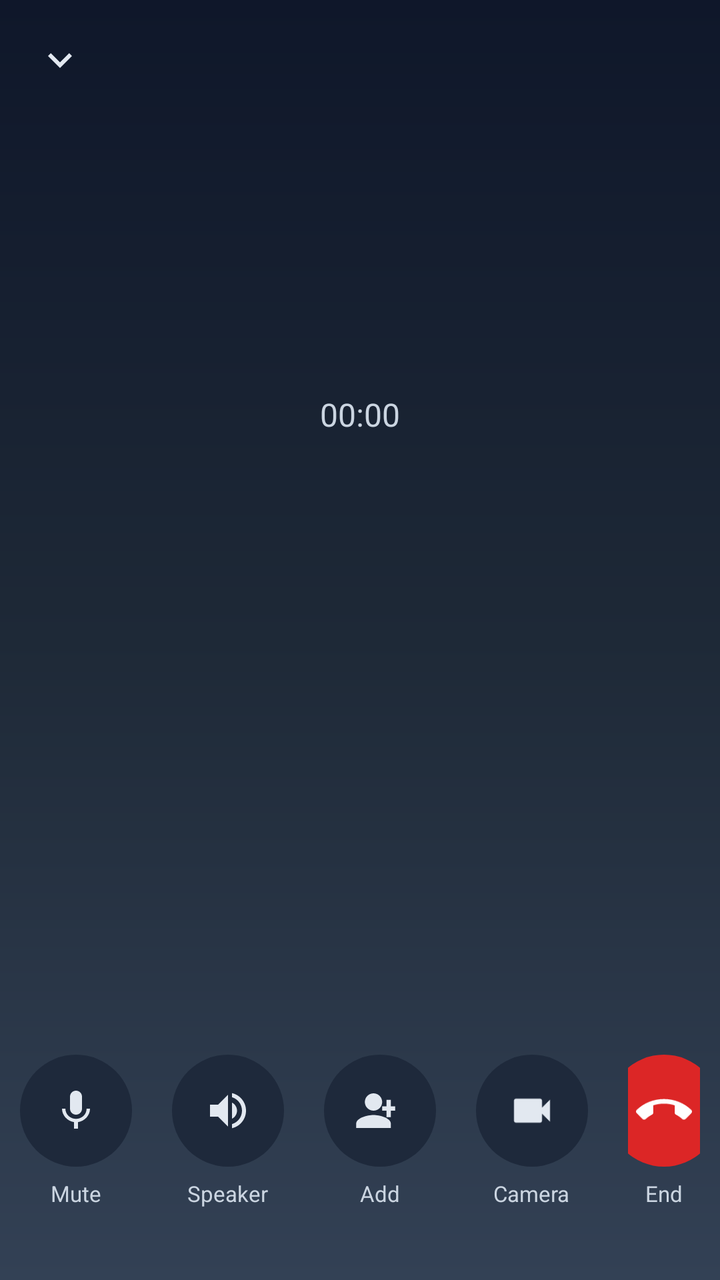
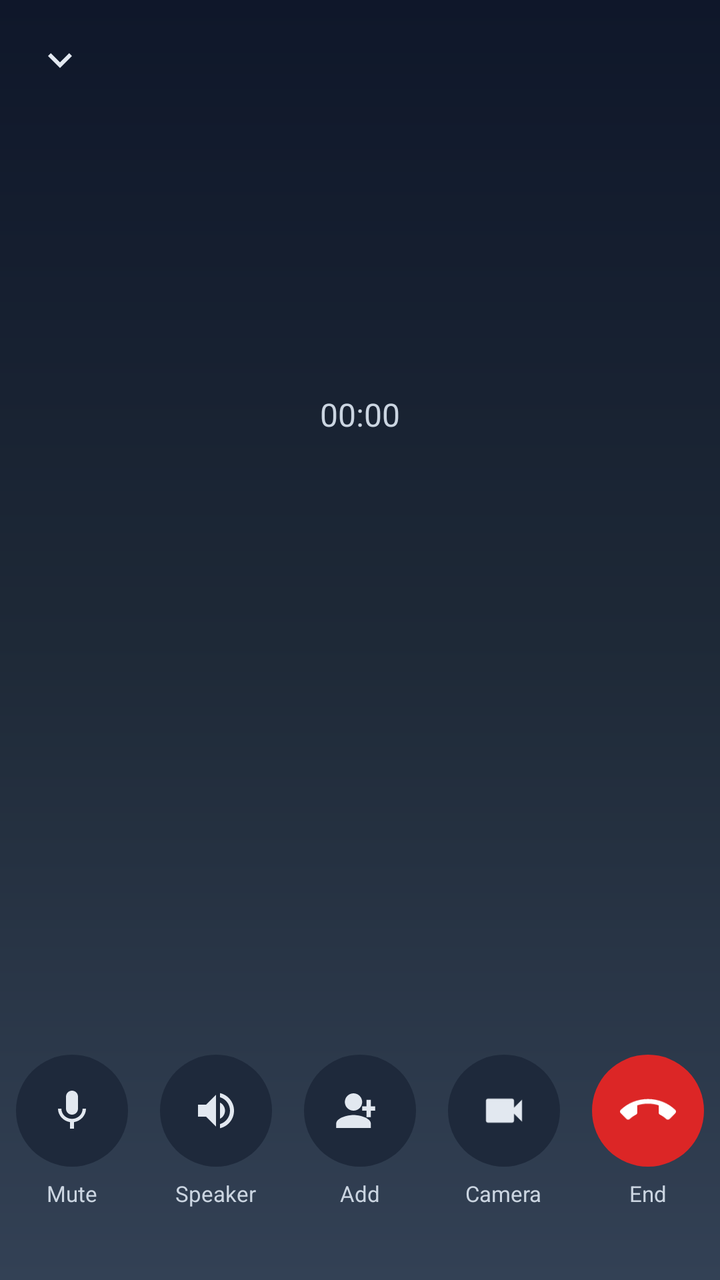

Two renders of the same Android screen: before a commit and after it. Below are the layout's source before the change and the commit's diff.
<!-- AndroidManifest.xml: application theme Theme.UnlimitedPossibilities12 -->
<!-- res/layout/activity_group_call.xml -->
<?xml version="1.0" encoding="utf-8"?>
<androidx.constraintlayout.widget.ConstraintLayout xmlns:android="http://schemas.android.com/apk/res/android"
    xmlns:app="http://schemas.android.com/apk/res-auto"
    android:layout_width="match_parent"
    android:layout_height="match_parent"
    android:background="@drawable/gradient_voice_call_background">

    
    <ImageView
        android:id="@+id/minimize_button"
        android:layout_width="44dp"
        android:layout_height="44dp"
        android:layout_margin="8dp"
        android:background="?attr/selectableItemBackgroundBorderless"
        android:clickable="true"
        android:contentDescription="@string/call_minimize"
        android:focusable="true"
        android:padding="10dp"
        android:src="@drawable/ic_chevron_down"
        app:tint="#E2E8F0"
        app:layout_constraintStart_toStartOf="parent"
        app:layout_constraintTop_toTopOf="parent" />

    
    <TextView
        android:id="@+id/tile_mode_button"
        android:layout_width="wrap_content"
        android:layout_height="wrap_content"
        android:layout_margin="12dp"
        android:background="?attr/selectableItemBackgroundBorderless"
        android:clickable="true"
        android:contentDescription="@string/call_tile_shape"
        android:focusable="true"
        android:padding="8dp"
        android:text="@string/call_tile_auto"
        android:textColor="#67E8F9"
        android:textSize="13sp"
        android:visibility="gone"
        app:layout_constraintEnd_toEndOf="parent"
        app:layout_constraintTop_toTopOf="parent" />

    
    <FrameLayout
        android:id="@+id/avatars_row"
        android:layout_width="wrap_content"
        android:layout_height="64dp"
        android:layout_marginTop="12dp"
        app:layout_constraintTop_toBottomOf="@id/minimize_button"
        app:layout_constraintStart_toStartOf="parent"
        app:layout_constraintEnd_toEndOf="parent">

        <LinearLayout
            android:id="@+id/avatars_container"
            android:layout_width="wrap_content"
            android:layout_height="match_parent"
            android:gravity="center"
            android:orientation="horizontal" />
    </FrameLayout>

    <TextView
        android:id="@+id/call_title"
        android:layout_width="0dp"
        android:layout_height="wrap_content"
        android:layout_marginHorizontal="24dp"
        android:layout_marginTop="12dp"
        android:ellipsize="end"
        android:gravity="center"
        android:maxLines="2"
        android:textColor="#F8FAFC"
        android:textSize="22sp"
        android:textStyle="bold"
        app:layout_constraintTop_toBottomOf="@id/avatars_row"
        app:layout_constraintStart_toStartOf="parent"
        app:layout_constraintEnd_toEndOf="parent" />

    <TextView
        android:id="@+id/call_subtitle"
        android:layout_width="wrap_content"
        android:layout_height="wrap_content"
        android:layout_marginTop="4dp"
        android:textColor="#94A3B8"
        android:textSize="14sp"
        app:layout_constraintTop_toBottomOf="@id/call_title"
        app:layout_constraintStart_toStartOf="parent"
        app:layout_constraintEnd_toEndOf="parent" />

    <TextView
        android:id="@+id/call_timer"
        android:layout_width="wrap_content"
        android:layout_height="wrap_content"
        android:layout_marginTop="4dp"
        android:text="00:00"
        android:textColor="#CBD5E1"
        android:textSize="16sp"
        app:layout_constraintTop_toBottomOf="@id/call_subtitle"
        app:layout_constraintStart_toStartOf="parent"
        app:layout_constraintEnd_toEndOf="parent" />

    
    <FrameLayout
        android:id="@+id/content_container"
        android:layout_width="0dp"
        android:layout_height="0dp"
        android:layout_marginHorizontal="12dp"
        android:layout_marginTop="16dp"
        android:layout_marginBottom="12dp"
        app:layout_constraintTop_toBottomOf="@id/call_timer"
        app:layout_constraintBottom_toTopOf="@id/call_controls"
        app:layout_constraintStart_toStartOf="parent"
        app:layout_constraintEnd_toEndOf="parent">

        <androidx.recyclerview.widget.RecyclerView
            android:id="@+id/participants_recycler_view"
            android:layout_width="match_parent"
            android:layout_height="match_parent"
            android:clipToPadding="false" />

        <androidx.recyclerview.widget.RecyclerView
            android:id="@+id/video_grid"
            android:layout_width="match_parent"
            android:layout_height="match_parent"
            android:clipToPadding="false"
            android:visibility="gone" />
    </FrameLayout>

    
    <FrameLayout
        android:id="@+id/local_video_card"
        android:layout_width="96dp"
        android:layout_height="128dp"
        android:layout_marginStart="16dp"
        android:layout_marginBottom="12dp"
        android:background="@drawable/bg_video_self"
        android:visibility="gone"
        app:layout_constraintStart_toStartOf="parent"
        app:layout_constraintBottom_toTopOf="@id/call_controls">

        <org.webrtc.SurfaceViewRenderer
            android:id="@+id/local_video_view"
            android:layout_width="match_parent"
            android:layout_height="match_parent" />

        <TextView
            android:id="@+id/local_no_video_text"
            android:layout_width="match_parent"
            android:layout_height="match_parent"
            android:gravity="center"
            android:text="@string/call_camera_off"
            android:textColor="#94A3B8"
            android:textSize="12sp" />

        <ImageView
            android:id="@+id/toggle_camera_button"
            android:layout_width="32dp"
            android:layout_height="32dp"
            android:layout_gravity="bottom|end"
            android:layout_margin="4dp"
            android:background="@drawable/circle_background"
            android:backgroundTint="#CC0F172A"
            android:clickable="true"
            android:contentDescription="@string/call_camera"
            android:focusable="true"
            android:padding="7dp"
            android:src="@drawable/ic_video_call"
            app:tint="#E2E8F0" />
    </FrameLayout>

    
    <LinearLayout
        android:id="@+id/call_controls"
        android:layout_width="wrap_content"
        android:layout_height="wrap_content"
        android:layout_marginBottom="36dp"
        android:gravity="center"
        android:orientation="horizontal"
        app:layout_constraintBottom_toBottomOf="parent"
        app:layout_constraintStart_toStartOf="parent"
        app:layout_constraintEnd_toEndOf="parent">

        <LinearLayout
            android:layout_width="wrap_content"
            android:layout_height="wrap_content"
            android:layout_marginHorizontal="10dp"
            android:gravity="center"
            android:orientation="vertical">

            <ImageView
                android:id="@+id/mute_button"
                android:layout_width="56dp"
                android:layout_height="56dp"
                android:background="@drawable/circle_background"
                android:backgroundTint="#1E293B"
                android:clickable="true"
                android:contentDescription="@string/call_mute"
                android:focusable="true"
                android:padding="16dp"
                android:src="@drawable/ic_mic_white"
                app:tint="#E2E8F0" />

            <TextView
                android:layout_width="wrap_content"
                android:layout_height="wrap_content"
                android:layout_marginTop="6dp"
                android:text="@string/call_mute"
                android:textColor="#CBD5E1"
                android:textSize="11sp" />
        </LinearLayout>

        <LinearLayout
            android:layout_width="wrap_content"
            android:layout_height="wrap_content"
            android:layout_marginHorizontal="10dp"
            android:gravity="center"
            android:orientation="vertical">

            <ImageView
                android:id="@+id/speaker_button"
                android:layout_width="56dp"
                android:layout_height="56dp"
                android:background="@drawable/circle_background"
                android:backgroundTint="#1E293B"
                android:clickable="true"
                android:contentDescription="@string/call_speaker"
                android:focusable="true"
                android:padding="16dp"
                android:src="@drawable/ic_volume_up"
                app:tint="#E2E8F0" />

            <TextView
                android:layout_width="wrap_content"
                android:layout_height="wrap_content"
                android:layout_marginTop="6dp"
                android:text="@string/call_speaker"
                android:textColor="#CBD5E1"
                android:textSize="11sp" />
        </LinearLayout>

        <LinearLayout
            android:layout_width="wrap_content"
            android:layout_height="wrap_content"
            android:layout_marginHorizontal="10dp"
            android:gravity="center"
            android:orientation="vertical">

            
            <ImageView
                android:id="@+id/add_button"
                android:layout_width="56dp"
                android:layout_height="56dp"
                android:background="@drawable/circle_background"
                android:backgroundTint="#1E293B"
                android:clickable="true"
                android:contentDescription="@string/call_add"
                android:focusable="true"
                android:padding="15dp"
                android:src="@drawable/ic_group_add"
                app:tint="#E2E8F0" />

            <TextView
                android:layout_width="wrap_content"
                android:layout_height="wrap_content"
                android:layout_marginTop="6dp"
                android:text="@string/call_add"
                android:textColor="#CBD5E1"
                android:textSize="11sp" />
        </LinearLayout>

        <LinearLayout
            android:layout_width="wrap_content"
            android:layout_height="wrap_content"
            android:layout_marginHorizontal="10dp"
            android:gravity="center"
            android:orientation="vertical">

            
            <ImageView
                android:id="@+id/toggle_mode_button"
                android:layout_width="56dp"
                android:layout_height="56dp"
                android:background="@drawable/circle_background"
                android:backgroundTint="#1E293B"
                android:clickable="true"
                android:contentDescription="@string/call_camera"
                android:focusable="true"
                android:padding="16dp"
                android:src="@drawable/ic_video_call"
                app:tint="#E2E8F0" />

            <TextView
                android:layout_width="wrap_content"
                android:layout_height="wrap_content"
                android:layout_marginTop="6dp"
                android:text="@string/call_camera"
                android:textColor="#CBD5E1"
                android:textSize="11sp" />
        </LinearLayout>

        <LinearLayout
            android:layout_width="wrap_content"
            android:layout_height="wrap_content"
            android:layout_marginHorizontal="10dp"
            android:gravity="center"
            android:orientation="vertical">

            <ImageView
                android:id="@+id/end_call_button"
                android:layout_width="56dp"
                android:layout_height="56dp"
                android:background="@drawable/circle_background"
                android:backgroundTint="#DC2626"
                android:clickable="true"
                android:contentDescription="@string/call_end"
                android:focusable="true"
                android:padding="14dp"
                android:src="@drawable/ic_call_end_down"
                app:tint="#FFFFFF" />

            <TextView
                android:layout_width="wrap_content"
                android:layout_height="wrap_content"
                android:layout_marginTop="6dp"
                android:text="@string/call_end"
                android:textColor="#CBD5E1"
                android:textSize="11sp" />
        </LinearLayout>
    </LinearLayout>
</androidx.constraintlayout.widget.ConstraintLayout>
<!-- resources referenced by this layout -->
<resources>
  <!-- drawable bg_video_self (drawable) -->
  <?xml version="1.0" encoding="utf-8"?>
  <shape xmlns:android="http://schemas.android.com/apk/res/android"
      android:shape="rectangle">
      <solid android:color="#000000" />
      <corners android:radius="14dp" />
      <stroke
          android:width="1dp"
          android:color="#33FFFFFF" />
  </shape>
  <!-- drawable circle_background (drawable) -->
  <?xml version="1.0" encoding="utf-8"?>
  <shape xmlns:android="http://schemas.android.com/apk/res/android">
      <solid android:color="#757575" />
      <corners android:radius="60dp" />
  </shape>
  <!-- drawable gradient_voice_call_background (drawable) -->
  <?xml version="1.0" encoding="utf-8"?>
  <shape xmlns:android="http://schemas.android.com/apk/res/android">
      <gradient
          android:angle="270"
          android:startColor="#0F172A"
          android:centerColor="#1E2937"
          android:endColor="#334155" />
  </shape>
  <!-- drawable ic_chevron_down (drawable) -->
  <?xml version="1.0" encoding="utf-8"?>
  <vector xmlns:android="http://schemas.android.com/apk/res/android"
      android:width="24dp"
      android:height="24dp"
      android:viewportWidth="24"
      android:viewportHeight="24">
      <path
          android:fillColor="#FFFFFF"
          android:pathData="M7.41,8.59 L12,13.17l4.59,-4.58L18,10l-6,6 -6,-6z" />
  </vector>
  <!-- drawable ic_mic_white (drawable) -->
  <vector xmlns:android="http://schemas.android.com/apk/res/android"
      android:width="24dp"
      android:height="24dp"
      android:viewportWidth="24"
      android:viewportHeight="24">
      <path
          android:fillColor="#FFFFFF"
          android:pathData="M12,14c1.66,0 3,-1.34 3,-3L15,5c0,-1.66 -1.34,-3 -3,-3S9,3.34 9,5v6c0,1.66 1.34,3 3,3zM17.3,11c0,3 -2.54,5.1 -5.3,5.1S6.7,14 6.7,11L5,11c0,3.41 2.72,6.23 6,6.72L11,21h2v-3.28c3.28,-0.48 6,-3.3 6,-6.72h-1.7z"/>
  </vector>
  <!-- drawable ic_video_call (drawable) -->
  <vector xmlns:android="http://schemas.android.com/apk/res/android"
      android:width="24dp"
      android:height="24dp"
      android:viewportWidth="24"
      android:viewportHeight="24">
      <path
          android:fillColor="#000000"
          android:pathData="M17,10.5V7c0-0.55-0.45-1-1-1H4c-0.55,0-1,0.45-1,1v10c0,0.55,0.45,1,1,1h12c0.55,0,1-0.45,1-1v-3.5l4,4v-11l-4,4z"/>
  </vector>
  <!-- drawable ic_volume_up (drawable) -->
  <vector xmlns:android="http://schemas.android.com/apk/res/android"
      android:width="24dp"
      android:height="24dp"
      android:viewportWidth="24"
      android:viewportHeight="24">
      <path
          android:fillColor="#FFFFFF"
          android:pathData="M3,9v6h4l5,5L12,4L7,9H3zM16.5,12c0,-1.77 -1.02,-3.29 -2.5,-4.03v8.05c1.48,-0.73 2.5,-2.25 2.5,-4.02zM14,3.23v2.06c2.89,0.86 5,3.54 5,6.71s-2.11,5.85 -5,6.71v2.06c4.01,-0.91 7,-4.49 7,-8.77s-2.99,-7.86 -7,-8.77z"/>
  </vector>
  <string name="call_add">Add</string>
  <string name="call_camera">Camera</string>
  <string name="call_camera_off">Camera is off</string>
  <string name="call_end">End</string>
  <string name="call_minimize">Minimize</string>
  <string name="call_mute">Mute</string>
  <string name="call_speaker">Speaker</string>
  <string name="call_tile_auto">Auto</string>
  <string name="call_tile_shape">Participant screen shape</string>
  <style name="Theme.UnlimitedPossibilities12" parent="Base.Theme.UnlimitedPossibilities12" />
  <style name="Base.Theme.UnlimitedPossibilities12" parent="Theme.Material3.DayNight.NoActionBar">
          
          
      </style>
  <!-- unchanged entries left out for length: 2 -->
</resources>

<!-- the commit's change to res/layout/activity_group_call.xml (unified diff, before → after) -->
@@ -168,7 +168,7 @@
     
     <LinearLayout
         android:id="@+id/call_controls"
-        android:layout_width="wrap_content"
+        android:layout_width="0dp"
         android:layout_height="wrap_content"
         android:layout_marginBottom="36dp"
         android:gravity="center"
@@ -178,9 +178,9 @@
         app:layout_constraintEnd_toEndOf="parent">
 
         <LinearLayout
-            android:layout_width="wrap_content"
-            android:layout_height="wrap_content"
-            android:layout_marginHorizontal="10dp"
+            android:layout_width="0dp"
+            android:layout_height="wrap_content"
+            android:layout_weight="1"
             android:gravity="center"
             android:orientation="vertical">
 
@@ -207,9 +207,9 @@
         </LinearLayout>
 
         <LinearLayout
-            android:layout_width="wrap_content"
-            android:layout_height="wrap_content"
-            android:layout_marginHorizontal="10dp"
+            android:layout_width="0dp"
+            android:layout_height="wrap_content"
+            android:layout_weight="1"
             android:gravity="center"
             android:orientation="vertical">
 
@@ -236,9 +236,9 @@
         </LinearLayout>
 
         <LinearLayout
-            android:layout_width="wrap_content"
-            android:layout_height="wrap_content"
-            android:layout_marginHorizontal="10dp"
+            android:layout_width="0dp"
+            android:layout_height="wrap_content"
+            android:layout_weight="1"
             android:gravity="center"
             android:orientation="vertical">
 
@@ -266,9 +266,9 @@
         </LinearLayout>
 
         <LinearLayout
-            android:layout_width="wrap_content"
-            android:layout_height="wrap_content"
-            android:layout_marginHorizontal="10dp"
+            android:layout_width="0dp"
+            android:layout_height="wrap_content"
+            android:layout_weight="1"
             android:gravity="center"
             android:orientation="vertical">
 
@@ -296,9 +296,9 @@
         </LinearLayout>
 
         <LinearLayout
-            android:layout_width="wrap_content"
-            android:layout_height="wrap_content"
-            android:layout_marginHorizontal="10dp"
+            android:layout_width="0dp"
+            android:layout_height="wrap_content"
+            android:layout_weight="1"
             android:gravity="center"
             android:orientation="vertical">
 
